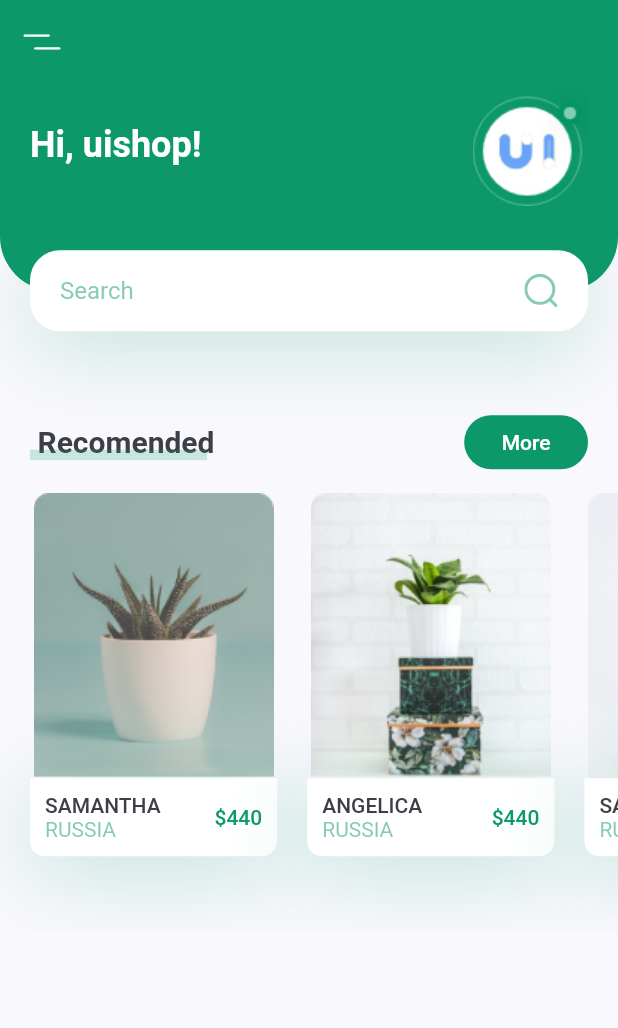
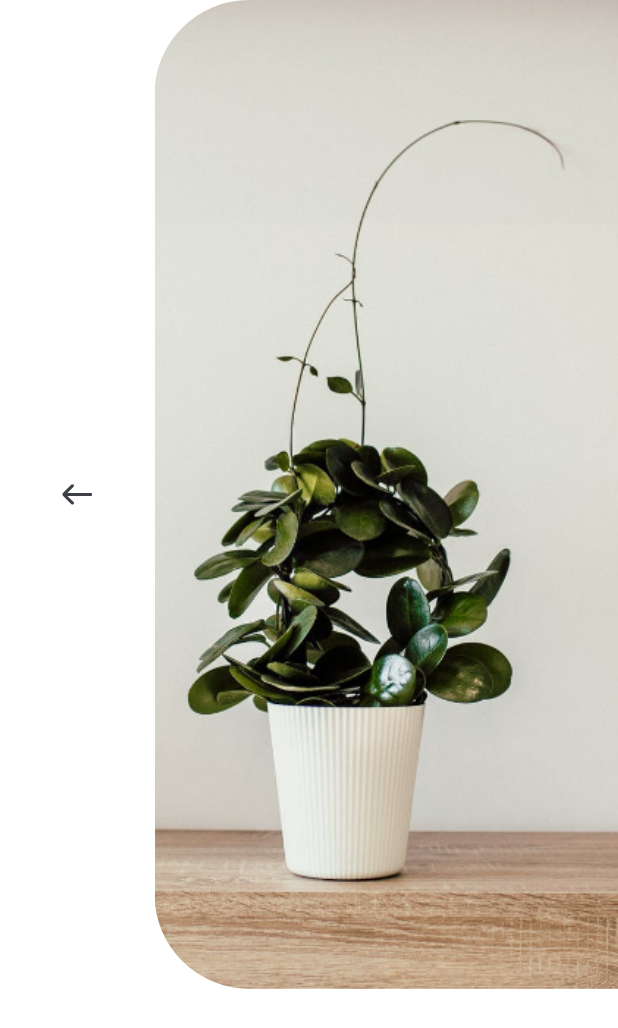
Before and after one commit to lauro-silva44/plant_app, a Flutter app: the screen it shows after launch, after a tap on an icon or button, on a phone screen of 412 x 824 dp. Shown: the top 1028 px of the screen. Run offline on Flutter 3.47's test engine with Material 2 defaults, Android fonts, the phone set to English and light mode, and no system bars; our stand-ins replace flutter_svg.

Commit message:
added the featured plants component

```diff
--- /dev/null
+++ b/lib/components/my_bottom_navigation_bar.dart
@@ -0,0 +1,40 @@
+import 'package:flutter/material.dart';
+import 'package:flutter_svg/flutter_svg.dart';
+import 'package:plant_app/constants.dart';
+
+class MyBottomNavigationBar extends StatelessWidget {
+  const MyBottomNavigationBar({
+    Key? key,
+  }) : super(key: key);
+
+  @override
+  Widget build(BuildContext context) {
+    return Container(
+      padding: const EdgeInsets.only(
+          left: kDefaultPadding * 2,
+          right: kDefaultPadding * 2,
+          bottom: kDefaultPadding),
+      height: 80,
+      decoration: BoxDecoration(color: Colors.white, boxShadow: [
+        BoxShadow(
+            offset: const Offset(0, -10),
+            blurRadius: 35,
+            color: kPrimaryColor.withOpacity(0.38))
+      ]),
+      child: Row(
+        mainAxisAlignment: MainAxisAlignment.spaceBetween,
+        children: [
+          IconButton(
+              onPressed: () {},
+              icon: SvgPicture.asset('assets/icons/flower.svg')),
+          IconButton(
+              onPressed: () {},
+              icon: SvgPicture.asset('assets/icons/heart-icon.svg')),
+          IconButton(
+              onPressed: () {},
+              icon: SvgPicture.asset('assets/icons/user-icon.svg')),
+        ],
+      ),
+    );
+  }
+}
--- a/lib/main.dart
+++ b/lib/main.dart
@@ -1,6 +1,6 @@
 import 'package:flutter/material.dart';
 import 'package:plant_app/constants.dart';
-import 'package:plant_app/screens/home_screen.dart';
+import 'package:plant_app/screens/home/home_screen.dart';
 
 void main() {
   runApp(const MyApp());
--- /dev/null
+++ b/lib/screens/details/detail_screen.dart
@@ -0,0 +1,41 @@
+import 'package:flutter/material.dart';
+import 'package:flutter_svg/flutter_svg.dart';
+
+class DetailsScreen extends StatelessWidget {
+  const DetailsScreen({super.key});
+
+  @override
+  Widget build(BuildContext context) {
+    Size size = MediaQuery.of(context).size;
+    return Column(
+      children: [
+        Row(
+          children: [
+            Expanded(
+                child: Column(children: [
+              IconButton(
+                icon: SvgPicture.asset('assets/icons/back_arrow.svg'),
+                onPressed: () {
+                  Navigator.pop(context);
+                },
+              )
+            ])),
+            Container(
+              height: size.height * 0.8,
+              width: size.width * 0.75,
+              decoration: const BoxDecoration(
+                  borderRadius: BorderRadius.only(
+                    topLeft: Radius.circular(63),
+                    bottomLeft: Radius.circular(63),
+                  ),
+                  image: DecorationImage(
+                      fit: BoxFit.cover,
+                      alignment: Alignment.centerLeft,
+                      image: AssetImage('assets/images/img.png'))),
+            )
+          ],
+        )
+      ],
+    );
+  }
+}
--- a/lib/screens/components/body.dart
+++ b/lib/screens/home/components/body.dart
@@ -3,8 +3,9 @@ import 'dart:io';
 import 'package:flutter/cupertino.dart';
 import 'package:flutter/material.dart';
 import 'package:plant_app/constants.dart';
-import 'package:plant_app/screens/components/recomended_plants.dart';
-import 'package:plant_app/screens/components/title_with_more_btn.dart';
+import 'package:plant_app/screens/home/components/featured_plants.dart';
+import 'package:plant_app/screens/home/components/recomended_plants.dart';
+import 'package:plant_app/screens/home/components/title_with_more_btn.dart';
 
 import 'header_with_searchbox.dart';
 
@@ -23,7 +24,12 @@ class Body extends StatelessWidget {
             title: 'Recomended',
             press: () {},
           ),
-          RecomendedPlants()
+          const RecomendedPlants(),
+          TitleWithMoreBtn(title: 'Featured Plants', press: () {}),
+          const FeaturedPlants(),
+          const SizedBox(
+            height: kDefaultPadding,
+          )
         ],
       ),
     );
--- /dev/null
+++ b/lib/screens/home/components/featured_plants.dart
@@ -0,0 +1,58 @@
+import 'package:flutter/cupertino.dart';
+import 'package:plant_app/constants.dart';
+
+class FeaturedPlants extends StatelessWidget {
+  const FeaturedPlants({
+    Key? key,
+  }) : super(key: key);
+
+  @override
+  Widget build(BuildContext context) {
+    return SingleChildScrollView(
+      scrollDirection: Axis.horizontal,
+      child: Row(
+        children: [
+          FeaturedPlantsCard(
+            image: 'assets/images/bottom_img_1.png',
+            press: () {},
+          ),
+          FeaturedPlantsCard(
+            image: 'assets/images/bottom_img_2.png',
+            press: () {},
+          ),
+        ],
+      ),
+    );
+  }
+}
+
+class FeaturedPlantsCard extends StatelessWidget {
+  const FeaturedPlantsCard({
+    Key? key,
+    required this.image,
+    this.press,
+  }) : super(key: key);
+  final String image;
+  final void Function()? press;
+
+  @override
+  Widget build(BuildContext context) {
+    Size size = MediaQuery.of(context).size;
+
+    return GestureDetector(
+      onTap: press,
+      child: Container(
+        margin: const EdgeInsets.only(
+            left: kDefaultPadding,
+            top: kDefaultPadding / 2,
+            bottom: kDefaultPadding / 2),
+        width: size.width * .8,
+        height: 185,
+        decoration: BoxDecoration(
+          borderRadius: BorderRadius.circular(10),
+          image: DecorationImage(fit: BoxFit.cover, image: AssetImage(image)),
+        ),
+      ),
+    );
+  }
+}
--- a/lib/screens/components/header_with_searchbox.dart
+++ b/lib/screens/home/components/header_with_searchbox.dart
@@ -2,7 +2,7 @@ import 'package:flutter/cupertino.dart';
 import 'package:flutter/material.dart';
 import 'package:flutter_svg/svg.dart';
 
-import '../../constants.dart';
+import '../../../constants.dart';
 
 class HeaderWithSearchBox extends StatelessWidget {
   const HeaderWithSearchBox({
--- a/lib/screens/components/recomended_plants.dart
+++ b/lib/screens/home/components/recomended_plants.dart
@@ -1,7 +1,8 @@
 import 'package:flutter/cupertino.dart';
 import 'package:flutter/material.dart';
 
-import '../../constants.dart';
+import '../../../constants.dart';
+import '../../details/detail_screen.dart';
 
 class RecomendedPlants extends StatelessWidget {
   const RecomendedPlants({
@@ -18,21 +19,30 @@ class RecomendedPlants extends StatelessWidget {
             title: 'Samantha',
             country: 'Russia',
             price: 440,
-            press: () {},
+            press: () {
+              Navigator.push(context,
+                  MaterialPageRoute(builder: (context) => DetailsScreen()));
+            },
             image: 'assets/images/image_1.png',
           ),
           RecomendedPlantCard(
             title: 'Angelica',
             country: 'Russia',
             price: 440,
-            press: () {},
+            press: () {
+              Navigator.push(context,
+                  MaterialPageRoute(builder: (context) => DetailsScreen()));
+            },
             image: 'assets/images/image_2.png',
           ),
           RecomendedPlantCard(
             title: 'Samantha',
             country: 'Russia',
             price: 440,
-            press: () {},
+            press: () {
+              Navigator.push(context,
+                  MaterialPageRoute(builder: (context) => DetailsScreen()));
+            },
             image: 'assets/images/image_3.png',
           ),
         ],
--- a/lib/screens/home_screen.dart
+++ b/lib/screens/home/home_screen.dart
@@ -3,14 +3,20 @@ import 'package:flutter/src/widgets/container.dart';
 import 'package:flutter/src/widgets/framework.dart';
 import 'package:flutter_svg/flutter_svg.dart';
 import 'package:plant_app/constants.dart';
-import 'package:plant_app/screens/components/body.dart';
+import 'package:plant_app/screens/home/components/body.dart';
+
+import '../../components/my_bottom_navigation_bar.dart';
 
 class HomeScreen extends StatelessWidget {
   const HomeScreen({super.key});
 
   @override
   Widget build(BuildContext context) {
-    return Scaffold(appBar: builAppBar(), body: const Body());
+    return Scaffold(
+      appBar: builAppBar(),
+      body: const Body(),
+      bottomNavigationBar: const MyBottomNavigationBar(),
+    );
   }
 
   AppBar builAppBar() {
```
Also changed, not shown: lib/screens/home/components/title_with_more_btn.dart (renamed from lib/screens/components/title_with_more_btn.dart).
